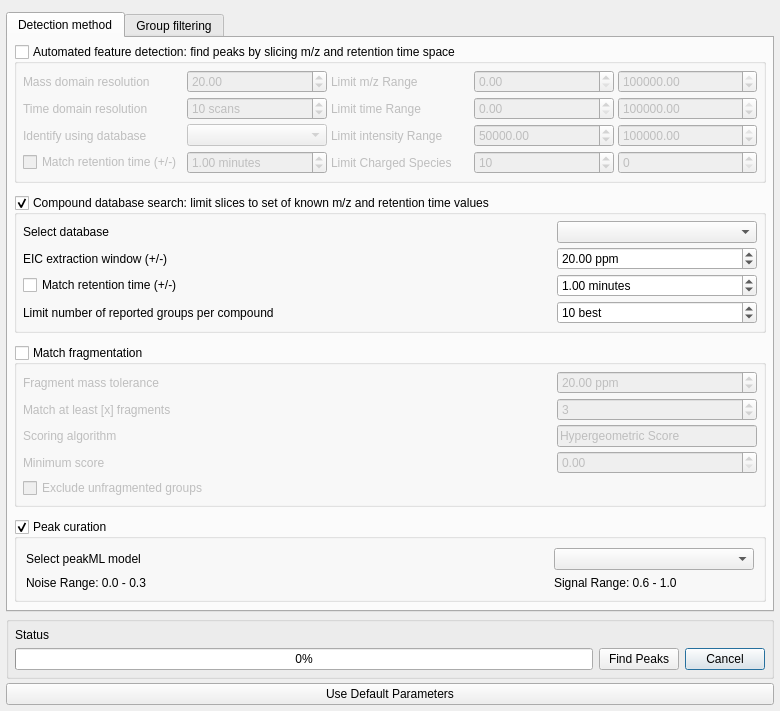
The window that src/gui/mzroll/forms/peakdetectiondialog.ui (ElucidataInc/ElMaven) describes before a commit, drawn with Qt 5.
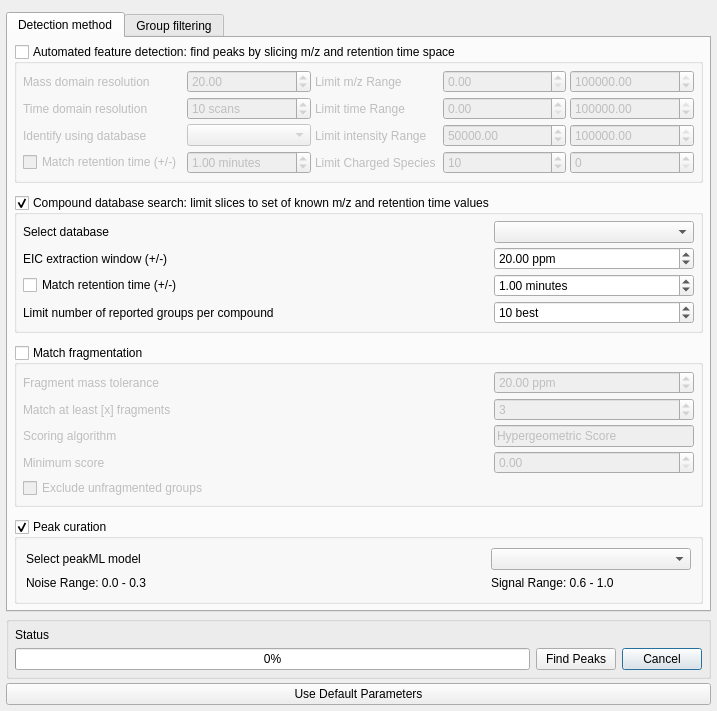
The same window after the commit.

Commit message: [ui] Reducing the size of peak detection dialog

The edit to the form file:
```diff
--- a/src/gui/mzroll/forms/peakdetectiondialog.ui
+++ b/src/gui/mzroll/forms/peakdetectiondialog.ui
@@ -6,8 +6,8 @@
    <rect>
     <x>0</x>
     <y>0</y>
-    <width>780</width>
-    <height>696</height>
+    <width>717</width>
+    <height>684</height>
    </rect>
   </property>
   <property name="sizePolicy">
@@ -754,19 +754,6 @@
          </layout>
         </widget>
        </item>
-       <item>
-        <spacer name="verticalSpacer_5">
-         <property name="orientation">
-          <enum>Qt::Vertical</enum>
-         </property>
-         <property name="sizeHint" stdset="0">
-          <size>
-           <width>20</width>
-           <height>0</height>
-          </size>
-         </property>
-        </spacer>
-       </item>
       </layout>
      </widget>
      <widget class="QWidget" name="groupFilteringTab">
```
Left out of the diff: 28 changed lines with no effect on the pictures.
